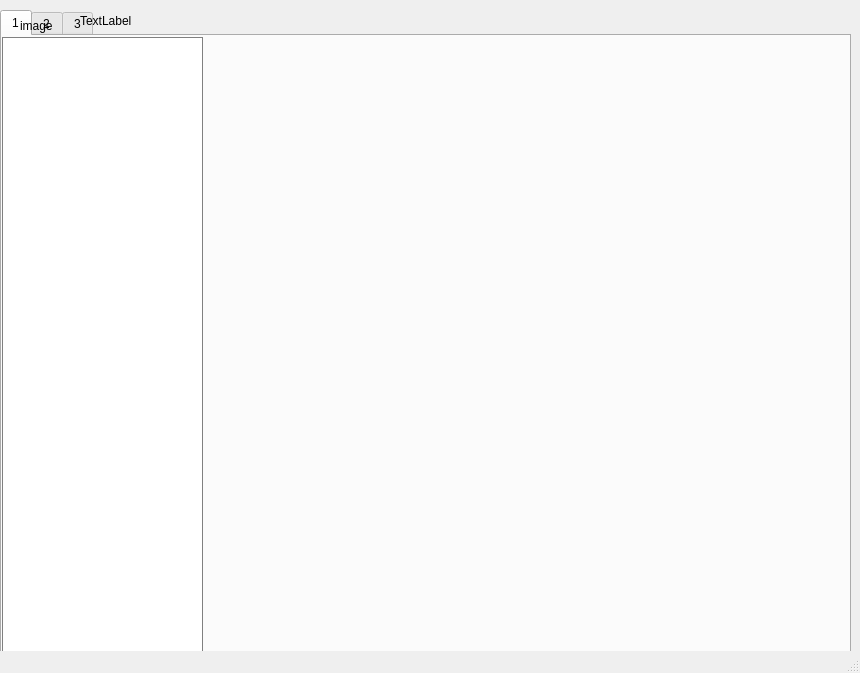
Before: the Qt Designer form src/mainwindow.ui in ciyaca/client, drawn with Qt 5.
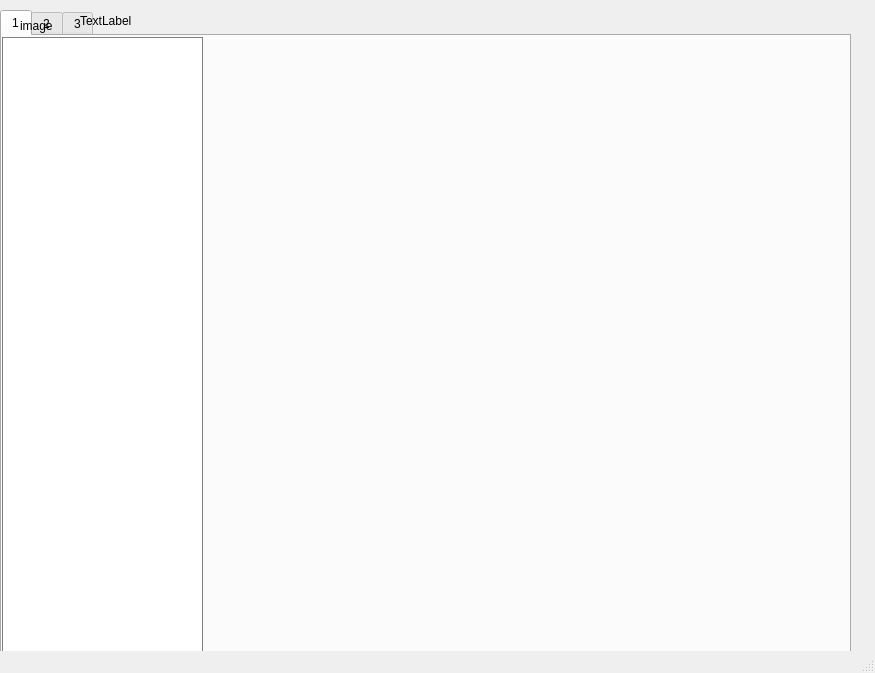
After: the same form once the commit is applied. The open tabs and pages were chosen to show the change. Icons and pictures are not drawn.

Diff of the .ui file:
```diff
--- a/src/mainwindow.ui
+++ b/src/mainwindow.ui
@@ -6,7 +6,7 @@
    <rect>
     <x>0</x>
     <y>0</y>
-    <width>860</width>
+    <width>875</width>
     <height>673</height>
    </rect>
   </property>
@@ -85,8 +85,8 @@
        <rect>
         <x>199</x>
         <y>0</y>
-        <width>671</width>
-        <height>641</height>
+        <width>643</width>
+        <height>600</height>
        </rect>
       </property>
       <property name="styleSheet">
```
Left out of the diff: 4 changed lines with no effect on the pictures.
